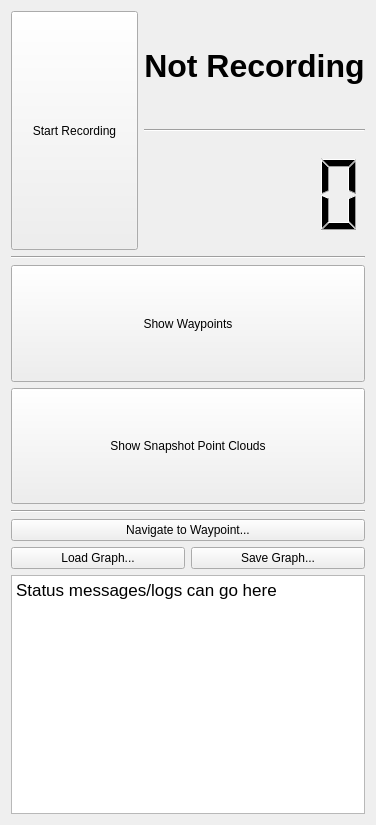
Before: the Qt Designer form navi_panel/resource/navigation_control.ui in RPM-lab-UMN/spot_ros, drawn with Qt 5.
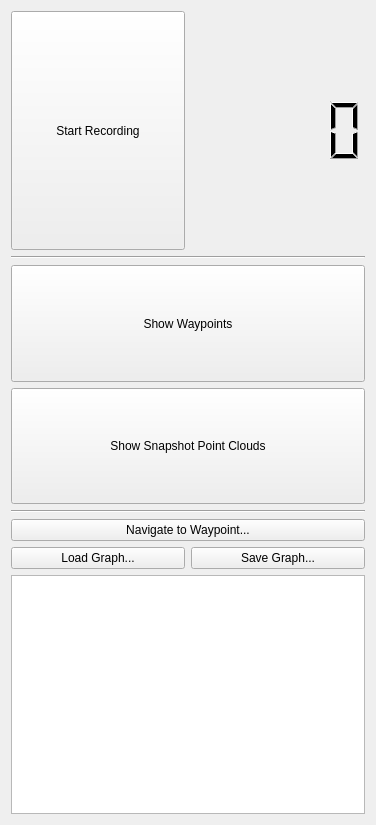
After: the same form once the commit is applied.

Commit message: removed recording status label

```diff
--- a/navi_panel/resource/navigation_control.ui
+++ b/navi_panel/resource/navigation_control.ui
@@ -39,39 +39,6 @@
       </widget>
      </item>
      <item>
-      <layout class="QHBoxLayout" name="horizontalLayout_3" stretch="0">
-       <item>
-        <layout class="QVBoxLayout" name="verticalLayout_3">
-         <item>
-          <widget class="QLabel" name="recordingStatus">
-           <property name="sizePolicy">
-            <sizepolicy hsizetype="Expanding" vsizetype="MinimumExpanding">
-             <horstretch>0</horstretch>
-             <verstretch>0</verstretch>
-            </sizepolicy>
-           </property>
-           <property name="minimumSize">
-            <size>
-             <width>200</width>
-             <height>50</height>
-            </size>
-           </property>
-           <property name="text">
-            <string>&lt;html&gt;&lt;head/&gt;&lt;body&gt;&lt;p align=&quot;center&quot;&gt;&lt;span style=&quot; font-size:24pt; font-weight:600;&quot;&gt;Not Recording&lt;/span&gt;&lt;/p&gt;&lt;/body&gt;&lt;/html&gt;</string>
-           </property>
-           <property name="scaledContents">
-            <bool>true</bool>
-           </property>
-          </widget>
-         </item>
-         <item>
-          <widget class="Line" name="divider">
-           <property name="orientation">
-            <enum>Qt::Horizontal</enum>
-           </property>
-          </widget>
-         </item>
-         <item>
           <widget class="QLCDNumber" name="recordingTime">
            <property name="sizePolicy">
             <sizepolicy hsizetype="MinimumExpanding" vsizetype="Expanding">
@@ -92,10 +59,6 @@
          </item>
         </layout>
        </item>
-      </layout>
-     </item>
-    </layout>
-   </item>
    <item>
     <widget class="Line" name="line">
      <property name="orientation">
@@ -194,12 +157,8 @@
    </item>
    <item>
     <widget class="QTextEdit" name="statusBox">
-     <property name="html">
-      <string>&lt;!DOCTYPE HTML PUBLIC &quot;-//W3C//DTD HTML 4.0//EN&quot; &quot;http://www.w3.org/TR/REC-html40/strict.dtd&quot;&gt;
-&lt;html&gt;&lt;head&gt;&lt;meta name=&quot;qrichtext&quot; content=&quot;1&quot; /&gt;&lt;style type=&quot;text/css&quot;&gt;
-p, li { white-space: pre-wrap; }
-&lt;/style&gt;&lt;/head&gt;&lt;body style=&quot; font-family:'.AppleSystemUIFont'; font-size:13pt; font-weight:400; font-style:normal;&quot;&gt;
-&lt;p style=&quot; margin-top:0px; margin-bottom:0px; margin-left:0px; margin-right:0px; -qt-block-indent:0; text-indent:0px;&quot;&gt;Status messages/logs can go here&lt;/p&gt;&lt;/body&gt;&lt;/html&gt;</string>
+     <property name="readOnly">
+      <bool>true</bool>
      </property>
     </widget>
    </item>
```
Lines whose indentation alone changed are shown as unchanged.
